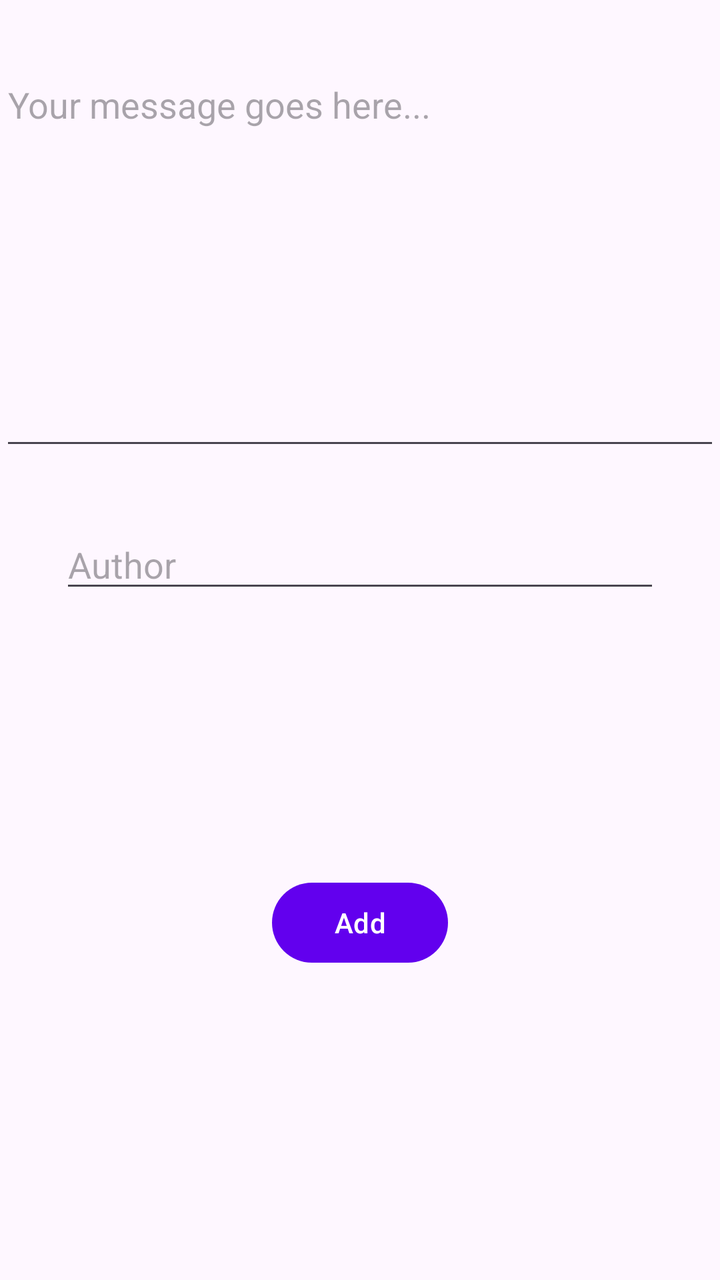
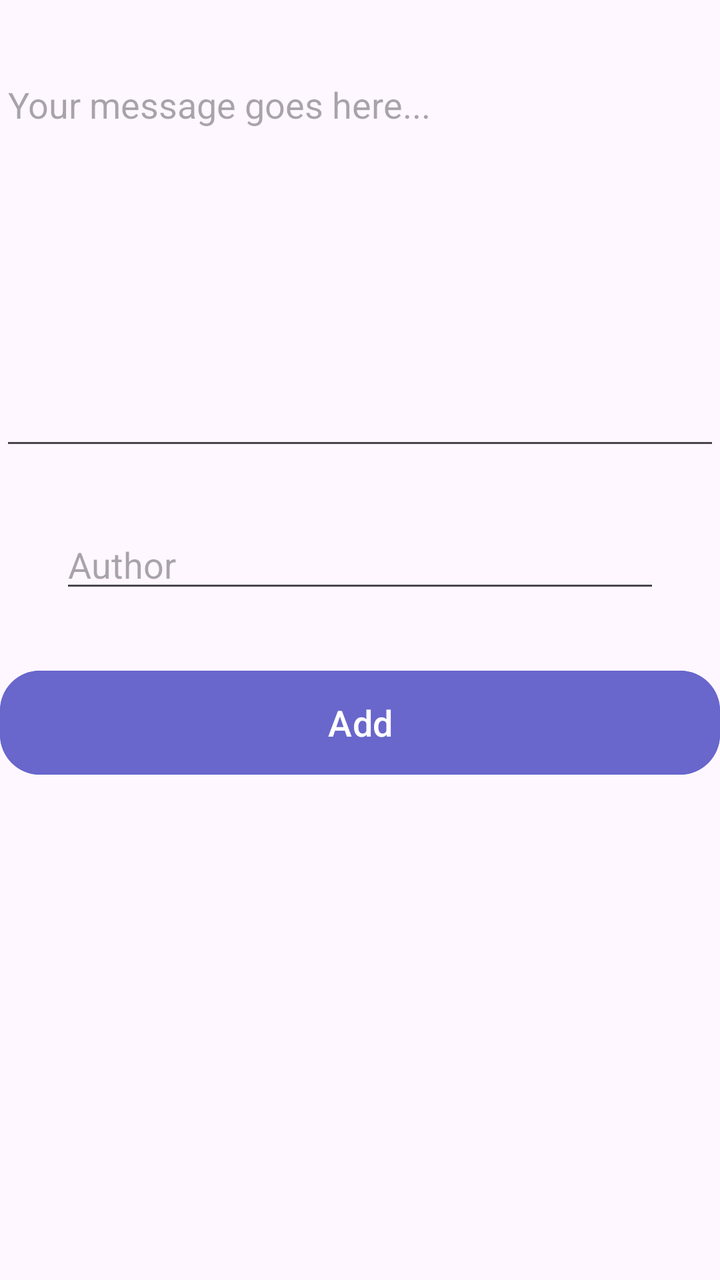

Compare the two renders of this Android layout. The source of the first and the diff that turns it into the second are given below.
<!-- AndroidManifest.xml: application theme Theme.RealtimeDB -->
<!-- res/layout/activity_add.xml -->
<?xml version="1.0" encoding="utf-8"?>
<androidx.constraintlayout.widget.ConstraintLayout xmlns:android="http://schemas.android.com/apk/res/android"
    xmlns:app="http://schemas.android.com/apk/res-auto"
    xmlns:tools="http://schemas.android.com/tools"
    android:id="@+id/main"
    android:layout_width="match_parent"
    android:layout_height="match_parent"
    tools:context=".AddActivity">


    <EditText
        android:id="@+id/editTextQuote"
        android:layout_width="match_parent"
        android:layout_height="200dp"
        android:layout_marginTop="30dp"
        android:layout_marginBottom="200dp"
        android:hint="Your message goes here..."
        android:inputType="textMultiLine"
        android:maxLength="1000"
        android:gravity="start"
        app:layout_constraintEnd_toEndOf="parent"
        app:layout_constraintStart_toStartOf="parent"
        app:layout_constraintTop_toTopOf="parent" />

    <EditText
        android:id="@+id/editTextAuthor"
        android:layout_width="match_parent"
        android:layout_height="wrap_content"
        android:layout_margin="30dp"
        android:hint="Author"
        app:layout_constraintEnd_toEndOf="parent"
        app:layout_constraintStart_toStartOf="parent"
        app:layout_constraintTop_toBottomOf="@+id/editTextQuote" />

    <Button
        android:id="@+id/addButton"
        android:layout_width="wrap_content"
        android:layout_height="wrap_content"
        android:layout_margin="136dp"
        android:text="Add"
        app:layout_constraintEnd_toEndOf="parent"
        app:layout_constraintStart_toStartOf="parent"
        app:layout_constraintTop_toBottomOf="@+id/editTextAuthor" />
</androidx.constraintlayout.widget.ConstraintLayout>
<!-- resources referenced by this layout -->
<resources>
  <style name="Theme.RealtimeDB" parent="Base.Theme.RealtimeDB" />
  <style name="Base.Theme.RealtimeDB" parent="Theme.Material3.DayNight.NoActionBar">
          
          <item name="colorPrimary">@color/colorPrimary</item>
          <item name="colorPrimaryVariant">@color/colorPrimaryDark</item>
          <item name="colorOnPrimary">@color/white</item>
          
          <item name="colorSecondary">@color/colorAccent</item>
          <item name="colorOnSecondary">@color/black</item>
          
          <item name="android:statusBarColor">?attr/colorPrimaryVariant</item>
      </style>
  <color name="colorPrimary">#6200EE</color>
  <color name="colorPrimaryDark">#3700B3</color>
  <color name="white">#FFFFFFFF</color>
  <color name="colorAccent">#03DAC5</color>
  <color name="black">#FF000000</color>
</resources>

<!-- the commit's change to res/layout/activity_add.xml (unified diff, before → after) -->
@@ -34,11 +34,8 @@
 
     <Button
         android:id="@+id/addButton"
-        android:layout_width="wrap_content"
-        android:layout_height="wrap_content"
-        android:layout_margin="136dp"
         android:text="Add"
-        app:layout_constraintEnd_toEndOf="parent"
-        app:layout_constraintStart_toStartOf="parent"
+        style="@style/ButtonStyle"
         app:layout_constraintTop_toBottomOf="@+id/editTextAuthor" />
+
 </androidx.constraintlayout.widget.ConstraintLayout>
<!-- resource entries referenced after the edit -->
@@ -1,6 +1,15 @@
 <!-- resources referenced by this layout -->
 <resources>
+  <style name="ButtonStyle">
+          <item name="android:backgroundTint">@color/lavender</item>
+          <item name="android:layout_marginTop">30dp</item>
+          <item name="android:layout_width">match_parent</item>
+          <item name="android:layout_height">60dp</item>
+          <item name="android:textSize">18sp</item>
+          <item name="cornerRadius">20dp</item>
+      </style>
   <style name="Theme.RealtimeDB" parent="Base.Theme.RealtimeDB" />
+  <color name="lavender">#6966CC</color>
   <style name="Base.Theme.RealtimeDB" parent="Theme.Material3.DayNight.NoActionBar">
           
           <item name="colorPrimary">@color/colorPrimary</item>
